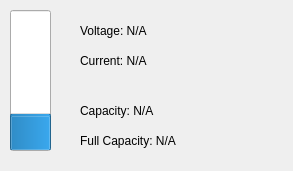
iliasam/ROS_files, file rqt_battery_state/resource/qt_gui3.ui: the form before one commit.
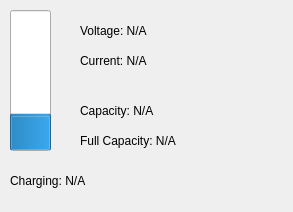
The form after the commit.

Commit message: Updated rqt_battry_state

Patch:
```diff
--- a/rqt_battery_state/resource/qt_gui3.ui
+++ b/rqt_battery_state/resource/qt_gui3.ui
@@ -7,7 +7,7 @@
     <x>0</x>
     <y>0</y>
     <width>293</width>
-    <height>171</height>
+    <height>212</height>
    </rect>
   </property>
   <property name="windowTitle">
@@ -81,6 +81,19 @@
     <string>Capacity: N/A</string>
    </property>
   </widget>
+  <widget class="QLabel" name="label_charge">
+   <property name="geometry">
+    <rect>
+     <x>10</x>
+     <y>170</y>
+     <width>181</width>
+     <height>21</height>
+    </rect>
+   </property>
+   <property name="text">
+    <string>Charging: N/A</string>
+   </property>
+  </widget>
  </widget>
  <resources/>
  <connections/>
```
The commit also changes 2 other files.
